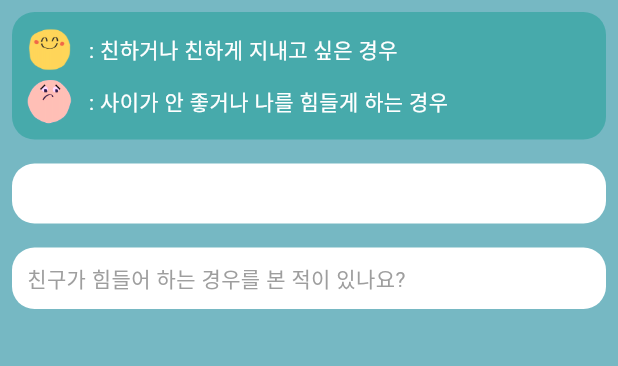
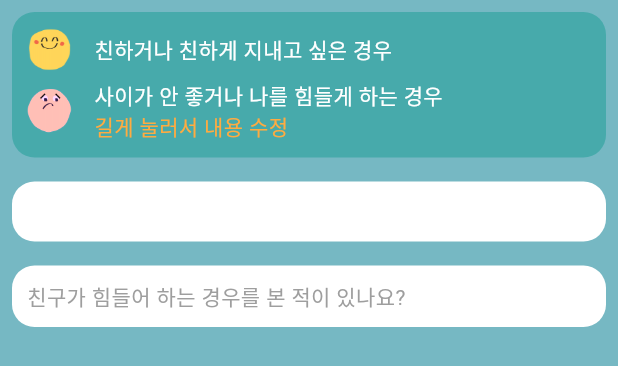
Before and after one commit to underTheBlueSun/hosefina, a Flutter app: the RelationMain widget shown alone on an empty page, opened directly, on a phone screen of 412 x 824 dp. Shown: the top 366 px of the screen. Run offline on Flutter 3.47's test engine with Material 2 defaults, Android fonts, the phone set to English and light mode, and no system bars; our stand-ins replace bubble, carousel_slider, cloud_firestore, connectivity_plus, firebase_auth, firebase_core and 10 more; missing offline and left inert: custom_pop_up_menu, dart:ffi, flutter_math_fork; accounts and stored records are empty; Roboto replaces fonts that are missing (Jua).

Commit message:
first commit!

```diff
--- a/lib/relation/relation_main.dart
+++ b/lib/relation/relation_main.dart
@@ -220,14 +220,20 @@ class RelationMain extends StatelessWidget {
                           Row(
                             children: [
                               Image.asset('assets/images/emotion/checklist_good_02.png', height: 30, width: 30, ),
-                              Text('   : 친하거나 친하게 지내고 싶은 경우', style: TextStyle(fontFamily: 'Jua', color: Colors.white),),
+                              Text('    친하거나 친하게 지내고 싶은 경우', style: TextStyle(fontFamily: 'Jua', color: Colors.white),),
                             ],
                           ),
                           SizedBox(height: 5,),
                           Row(
                             children: [
                               Image.asset('assets/images/emotion/checklist_bad_02.png', height: 30, width: 30, ),
-                              Text('   : 사이가 안 좋거나 나를 힘들게 하는 경우', style: TextStyle(fontFamily: 'Jua', color: Colors.white),),
+                              Column(
+                                crossAxisAlignment: CrossAxisAlignment.start,
+                                children: [
+                                  Text('    사이가 안 좋거나 나를 힘들게 하는 경우', style: TextStyle(fontFamily: 'Jua', color: Colors.white),),
+                                  Text('    길게 눌러서 내용 수정', style: TextStyle(fontFamily: 'Jua', color: Colors.orangeAccent),),
+                                ],
+                              ),
                             ],
                           ),
                         ],
```
Also changed, not shown: assets/images/mobile_relation_title.png.
